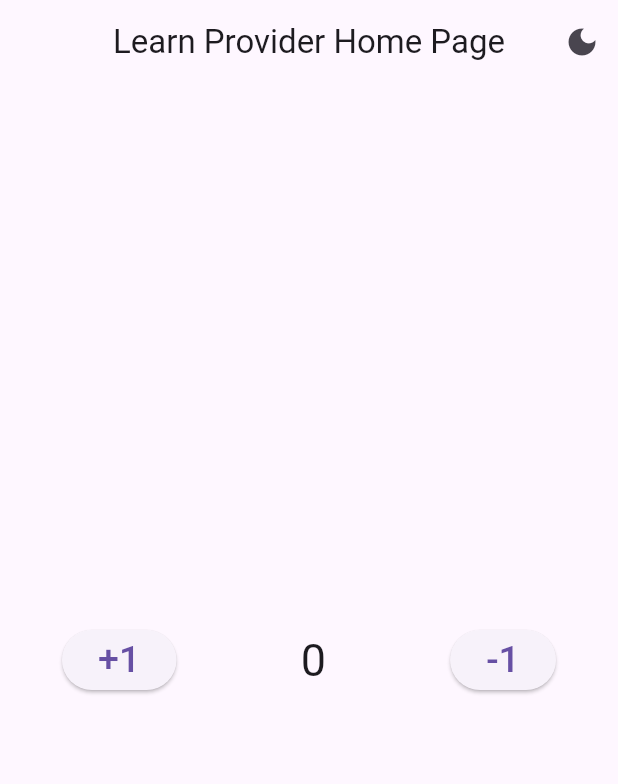
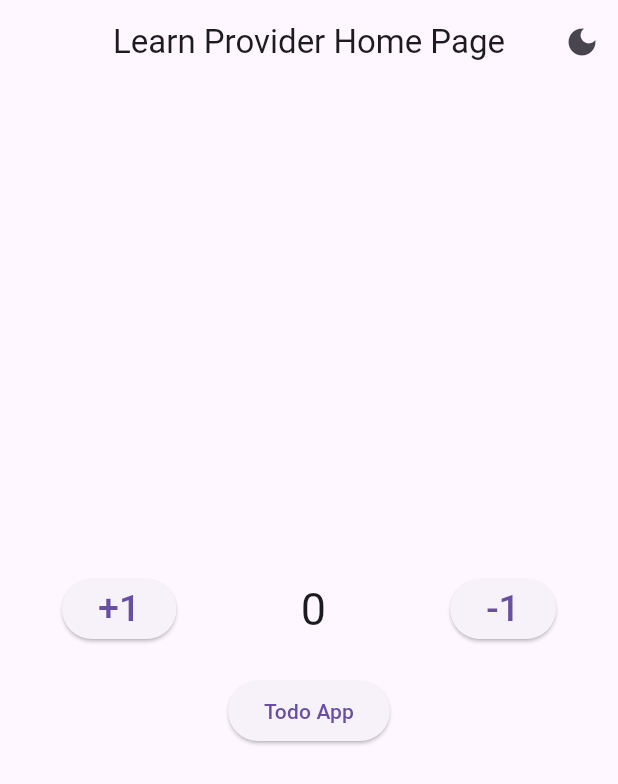
Before and after one commit to Nasibali144/learn_provider, a Flutter app: the screen it shows after launch, on a phone screen of 412 x 824 dp. Shown: the top 784 px of the screen. Run offline on Flutter 3.47's test engine with Material 2 defaults, Android fonts, the light colour scheme and no system bars.

Commit message:
Commit: 3.

```diff
--- /dev/null
+++ b/lib/controllers/todo_controller.dart
@@ -0,0 +1,26 @@
+import 'package:flutter/foundation.dart';
+import 'package:learn_provider/models/todo_model.dart';
+
+class TodoController with ChangeNotifier {
+  final List<Todo> _items = [];
+  List<Todo> get todos => _items;
+
+
+  void createTodo(String title, String description) {
+    if (title.isEmpty || description.isEmpty) return;
+
+    final todo = Todo(id: todos.length + 1,title: title, description: description, isCompleted: false);
+    _items.add(todo);
+    notifyListeners();
+  }
+
+  void deleteTodo(Todo todo) {
+    _items.remove(todo);
+    notifyListeners();
+  }
+
+  void completeTodo(Todo todo) {
+    todo.isCompleted = !todo.isCompleted;
+    notifyListeners();
+  }
+}
--- a/lib/main.dart
+++ b/lib/main.dart
@@ -1,5 +1,6 @@
 import 'package:flutter/material.dart';
 import 'package:learn_provider/controllers/theme_controller.dart';
+import 'package:learn_provider/controllers/todo_controller.dart';
 import 'package:learn_provider/pages/home_page.dart';
 import 'package:provider/provider.dart';
 import 'controllers/counter_controller.dart';
@@ -17,6 +18,7 @@ class LearnProvider extends StatelessWidget {
       providers: [
         ChangeNotifierProvider<CounterController>(create: (context) => CounterController()),
         ChangeNotifierProvider<ThemeController>(create: (context) => ThemeController()),
+        // ChangeNotifierProvider<TodoController>(create: (context) => TodoController()),
       ],
       builder: (ctx, _) {
         return MaterialApp(
--- /dev/null
+++ b/lib/models/todo_model.dart
@@ -0,0 +1,18 @@
+class Todo {
+  int id;
+  String title;
+  String description;
+  bool isCompleted;
+
+  Todo({required this.id, required this.title, required this.description, required this.isCompleted});
+
+  @override
+  int get hashCode => Object.hash(id, title);
+
+  @override
+  bool operator ==(Object other) {
+    return other is Todo &&
+        other.title == title &&
+        other.id == id;
+  }
+}
--- a/lib/pages/home_page.dart
+++ b/lib/pages/home_page.dart
@@ -1,6 +1,8 @@
 import 'package:flutter/material.dart';
 import 'package:learn_provider/controllers/counter_controller.dart';
 import 'package:learn_provider/controllers/theme_controller.dart';
+import 'package:learn_provider/controllers/todo_controller.dart';
+import 'package:learn_provider/pages/todo_page.dart';
 import 'package:provider/provider.dart';
 
 class HomePage extends StatefulWidget {
@@ -13,8 +15,10 @@ class HomePage extends StatefulWidget {
 class _HomePageState extends State<HomePage> {
   @override
   Widget build(BuildContext context) {
-    final counter = Provider.of<CounterController>(context, listen: false);
-    final theme = Provider.of<ThemeController>(context, listen: false);
+    // final counter = Provider.of<CounterController>(context, listen: false);
+    final counter = context.read<CounterController>();
+    // final theme = Provider.of<ThemeController>(context, listen: false);
+    final theme = context.read<ThemeController>();
     return Scaffold(
       appBar: AppBar(
         title: const Text("Learn Provider Home Page"),
@@ -24,18 +28,21 @@ class _HomePageState extends State<HomePage> {
             onPressed: () {
               theme.changeTheme();
             },
-            icon: Consumer<ThemeController>(
-              builder: (context, mode, _) {
-                return Icon(mode.mode == ThemeMode.dark
+            icon: Consumer<ThemeController>(builder: (context, mode, _) {
+              return Icon(
+                mode.mode == ThemeMode.dark
                     ? Icons.light_mode
-                    : Icons.dark_mode);
-              }
-            ),
+                    : Icons.dark_mode,
+              );
+            }),
           ),
         ],
       ),
       body: Center(
-        child: Row(
+        child: Column(
+          mainAxisSize: MainAxisSize.min,
+          children: [
+            Row(
               crossAxisAlignment: CrossAxisAlignment.center,
               mainAxisAlignment: MainAxisAlignment.spaceAround,
               children: [
@@ -61,6 +68,23 @@ class _HomePageState extends State<HomePage> {
                 ),
               ],
             ),
+            const SizedBox(height: 20),
+            ElevatedButton(
+              onPressed: () {
+                Navigator.push(
+                  context,
+                  MaterialPageRoute(
+                    builder: (context) => ChangeNotifierProvider<TodoController>(
+                      create: (context) => TodoController(),
+                      child: const TodoPage(),
+                    ),
+                  ),
+                );
+              },
+              child: const Text("Todo App"),
+            ),
+          ],
+        ),
       ),
     );
   }
```
Also changed, not shown: lib/pages/todo_detail_page.dart (added, +46 -0 lines), lib/pages/todo_page.dart (added, +42 -0 lines). Lines whose indentation alone changed are shown as unchanged.
